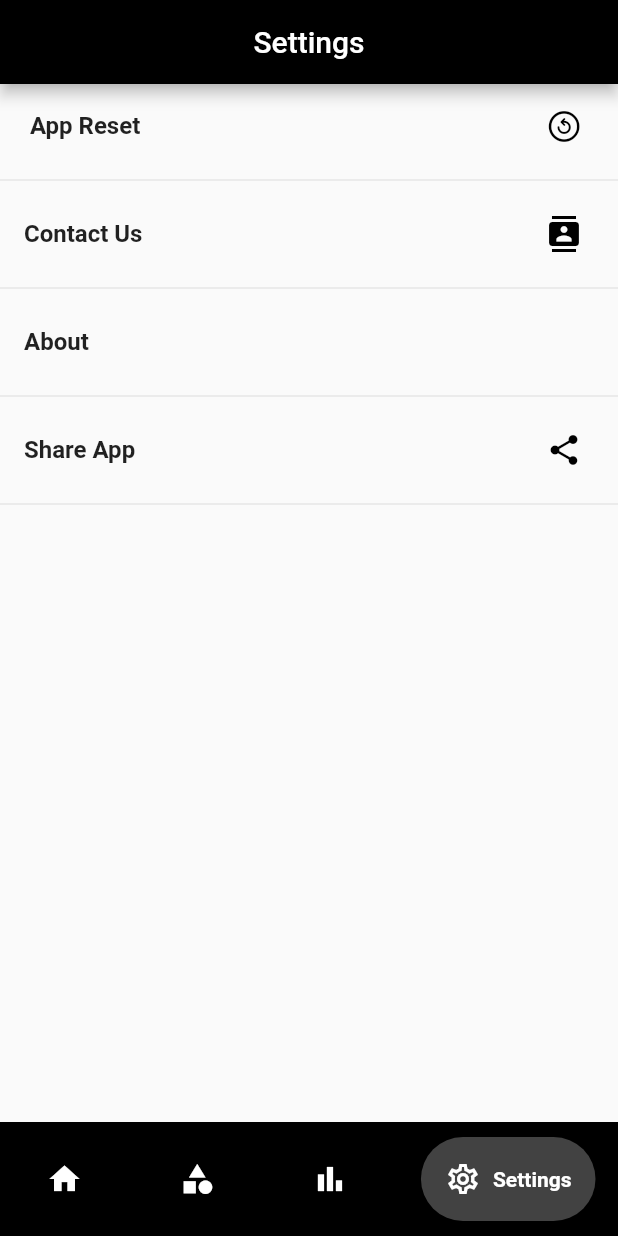
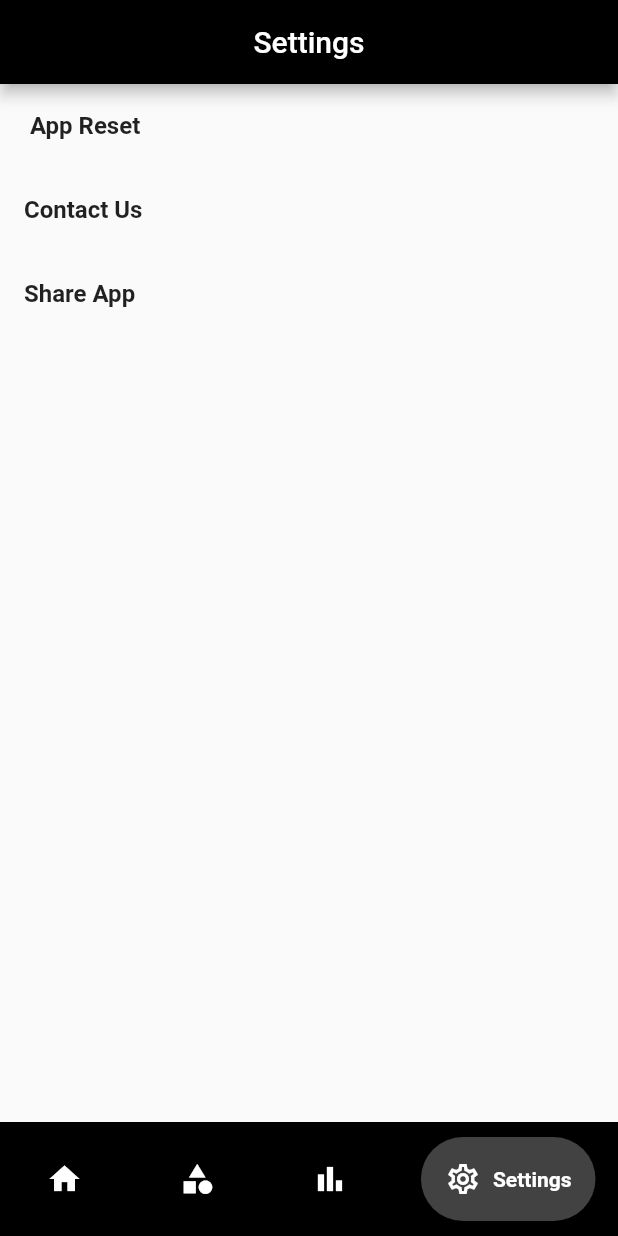
Before and after one commit to sahad81/money_manager_flutter, a Flutter app: the screen it shows after launch, item 4 of the bottom bar chosen, after a tap on "Share App", on a phone screen of 412 x 824 dp. Run offline on Flutter 3.47's test engine with Material 2 defaults, Android fonts, the phone set to English and light mode, and no system bars; drawn by our look-alikes of google_nav_bar, overlay_support; our stand-ins replace animated_splash_screen, charts_flutter_new, flutter_slidable, google_fonts, hive_flutter, iconsax and 4 more; accounts and stored records are empty.

Commit message:
ui updated and new chart added

```diff
--- a/lib/main.dart
+++ b/lib/main.dart
@@ -2,6 +2,8 @@ import 'package:flutter/material.dart';
 import 'package:hive_flutter/adapters.dart';
 import 'package:moneymanagement/models/catogaries/modelcatogaries.dart';
 import 'package:moneymanagement/models/transations/model_transations.dart';
+import 'package:moneymanagement/screens/graph/chart.dart';
+import 'package:moneymanagement/screens/graph/chart2.dart';
 
 import 'package:moneymanagement/screens/home/transations/add_Transation/add_transation_screen.dart';
 
@@ -41,7 +43,9 @@ class MyApp extends StatelessWidget {
                 child: MaterialApp(
                     theme: ThemeData(),
                     debugShowCheckedModeBanner: false,
-                    home: const SplashScreen(),
+                    home: const
+                  //  Chart2(),
+                     SplashScreen(),
                     routes: {
                   add_transations.routname: (con) => add_transations(),
                 })));
--- a/lib/screens/home/catagories/screencatogaries.dart
+++ b/lib/screens/home/catagories/screencatogaries.dart
@@ -50,7 +50,7 @@ class _screen_catogariesState extends State<screen_catogaries> with SingleTicker
           automaticallyImplyLeading: false,
           title:  const Center(
             child: Text(
-              'MONEY MANAGER',
+              'CATEGORY',
               style: TextStyle(color: Colors.white),
             ),
           )),
--- a/lib/screens/home/transations/transactionlocal.dart
+++ b/lib/screens/home/transations/transactionlocal.dart
@@ -71,7 +71,11 @@ class _transatctionState extends State<transatction> {
                     width: MediaQuery.of(context).size.width * 09,
                     margin: EdgeInsets.only(left: 12, right: 12, top: 12),
                     decoration: const BoxDecoration(
-                        color: Colors.black,
+                   gradient: LinearGradient(
+               colors: [Colors.black54,Colors.black],
+              begin: Alignment.bottomLeft,
+               end: Alignment.topRight,
+          ),
                         borderRadius: BorderRadius.all(Radius.circular(24))),
                     child: Column(
                       children: [
@@ -87,31 +91,29 @@ class _transatctionState extends State<transatction> {
                               color: Colors.white),
                         ),
                         const SizedBox(
-                          height: 12,
+                          height: 2,
                         ),
                         Text(
-                          'Rs  $amountbalance',
+                          '₹  $amountbalance',
                           textAlign: TextAlign.center,
                           style: const TextStyle(
                               fontSize: 26.00,
                               fontWeight: FontWeight.w700,
                               color: Colors.white),
                         ),
-                        const SizedBox(
-                          height: 25,
-                        ),
+                     SizedBox(height: 10),
                         Row(
                             mainAxisAlignment: MainAxisAlignment.spaceBetween,
                             children: [
                               Padding(
                                 padding:
-                                    const EdgeInsets.only(left: 35, bottom: 30),
+                                    const EdgeInsets.only(left: 30, bottom: 20),
                                 child: incomeandexpenseAmount(
                                     amountincome, Colors.green, "Income"),
                               ),
                               Padding(
                                 padding: const EdgeInsets.only(
-                                    bottom: 30, right: 40),
+                                    bottom: 20, right: 30),
                                 child: incomeandexpenseAmount(
                                     amountexpense, Colors.red, "Expense"),
                               ),
@@ -134,8 +136,9 @@ class _transatctionState extends State<transatction> {
                               style: TextStyle(color: Colors.black),
                             ))),
 //Divider(),
-
-                Expanded(
+   newlist.isEmpty?
+   const Expanded(child: Center(child: Text("NO DATA TO SHOW",style: TextStyle(color: Colors.grey ),)))
+   :    Expanded(
                   child: ListView.separated(
                       padding: const EdgeInsets.only(
                         bottom: 10,
@@ -291,9 +294,9 @@ class _transatctionState extends State<transatction> {
         ),
 
         Text(
-          "Rs $amount",
+          "₹ $amount",
           style: TextStyle(
-              fontSize: 20, color: color, fontWeight: FontWeight.w700),
+              fontSize: 20, color: color, fontWeight: FontWeight.w500),
         ),
       ],
     );
--- a/lib/screens/screenhome/screen_home.dart
+++ b/lib/screens/screenhome/screen_home.dart
@@ -1,6 +1,7 @@
 
 
 import 'package:flutter/material.dart';
+import 'package:moneymanagement/screens/graph/chart2.dart';
 import 'package:moneymanagement/screens/graph/graph.dart';
 import 'package:moneymanagement/screens/home/catagories/screencatogaries.dart';
 import 'package:moneymanagement/screens/home/transations/transactionlocal.dart';
@@ -18,8 +19,9 @@ class homescreen extends StatelessWidget {
  // Today(),
     transatction(),
     screen_catogaries(),
-    Graph(),
-    const SettingsScreen()
+    Chart2(),
+  //  Graph(),
+    SettingsScreen()
   ];
 
   @override
--- a/lib/screens/screenhome/settingsscreen/settingsscreen.dart
+++ b/lib/screens/screenhome/settingsscreen/settingsscreen.dart
@@ -1,9 +1,11 @@
+import 'dart:ui';
 
 import 'package:flutter/cupertino.dart';
 import 'package:flutter/material.dart';
 
 import 'package:moneymanagement/funtions/catagories_fn_db/catogoriesfuntopn.dart';
 import 'package:moneymanagement/funtions/catagories_fn_db/transation.dart';
+import 'package:moneymanagement/screens/splash_scrren.dart';
 import 'package:share_plus/share_plus.dart';
 
 import '../../appbaraction/contactus/contactUs.dart';
@@ -31,91 +33,67 @@ class SettingsScreen extends StatelessWidget {
                   " App Reset",
                   style: TextStyle(fontWeight: FontWeight.w600),
                 ),
-              trailing: Padding(
-                padding: EdgeInsets.all(8.0),
-                child: Icon(
-                  CupertinoIcons.arrow_counterclockwise_circle,
-                  color: Colors.black,
-                ),
-              ),
-              onTap: () =>  showDialog(
+
+                onTap: () => showDialog(
                     context: context,
                     builder: ((context) => AlertDialog(
                           title: const Text("Reset app"),
                           content: const Text(
-                                        'your app will be reset and all data will be lost.'),
+                              'your app will be reset. all data will be lost.'),
                           actions: <Widget>[
                             TextButton(
                                 onPressed: () {
-                                            Navigator.push(context,
+                                  Navigator.of(context).pushAndRemoveUntil(
                                       MaterialPageRoute(
-                                                    builder: (con) {
-                                              return homescreen();
-                                            }));
+                                          builder: (context) => homescreen()),
+                                      (route) => false);
                                 },
-                                          child: const Text('CANCEL')),
+                                child: const Text('CANCEL',style: TextStyle(color: Colors.black))),
                             TextButton(
                                 onPressed: () {
-                                            TransationDb.instance
-                                                .restartapptransaction();
+                                  TransationDb.instance.restartapptransaction();
                                   catagories_db.instance.restarcatocaryapp();
                                   //   <! second time-->
-                                            Navigator.push(context,
-                                                MaterialPageRoute(
-                                                    builder: (con) {
-                                              return homescreen();
-                                            }));
-                                            //Navigator.pop(context);
+                                  Navigator.of(context).pushAndRemoveUntil(
+                                      MaterialPageRoute(builder: (context) {
+                                    return const SplashScreen();
+                                  }), (route) => false);
+
                                   ScaffoldMessenger.of(context)
                                       .showSnackBar(const SnackBar(
-                                                    content:
-                                                        Text('app Reseted')));
+                                           margin: EdgeInsets.all(15),
+        behavior: SnackBarBehavior.floating,
+                                          content: Text(
+                                    'app Reseted',
+                                    style: TextStyle(color: Colors.white),
+                                  )));
                                 },
-                                          child: const Text('ACCEPT'))
+                                child: const Text('ACCEPT',style: TextStyle(color: Colors.black),))
                           ],
-                                  )))
-            ),
-            const Divider(),
+                        )))),
+
             ListTile(
-              onTap: () => Navigator.push(context,
-                                MaterialPageRoute(builder: (con) {
+              onTap: () =>
+                  Navigator.push(context, MaterialPageRoute(builder: (con) {
                 return contactUs();
-                            })) ,
+              })),
               title: const Text(
                 "Contact Us",
                 style: TextStyle(fontWeight: FontWeight.w600),
               ),
-              trailing: const Padding(
-                padding: EdgeInsets.all(8.0),
-                child: Icon( Icons.contacts,
-                  color: Colors.black,
+
             ),
-              ),
-            ),
-            const Divider(),
-            const ListTile(
-              title: Text("About",
+
+
+
+            ListTile(
+              onTap: () => Share.share('link not fount'),
+              title: const Text(
+                "Share App",
                 style: TextStyle(fontWeight: FontWeight.w600),
               ),
-              trailing: Padding(
-                padding: EdgeInsets.all(8.0),
-                // child: Iconify( FlatColorIcons.about,
 
-                // ),
-              ),
-            ),
-            const Divider(),
-            ListTile(
-              onTap: () => Share.share('link not fount'),
-              title: const Text("Share App",style: TextStyle(fontWeight: FontWeight.w600),),
-                trailing: const Padding(
-                padding: EdgeInsets.all(8.0),
-                child:Icon(Icons.share,color: Colors.black,),
-
-                ),
-              ),
-
-            const Divider(),
+            )
           ],
         ));
   }
--- a/lib/screens/screenhome/widgets/bottomnavigation.dart
+++ b/lib/screens/screenhome/widgets/bottomnavigation.dart
@@ -22,6 +22,7 @@ class bottimnavigationbar extends StatelessWidget {
                 gap: 8,
                 activeColor: Colors.white,
                 iconSize: 24,
+
                 padding: const EdgeInsets.all(16),
                 color: Colors.white,
                 tabs: const [
--- a/pubspec.yaml
+++ b/pubspec.yaml
@@ -28,7 +28,6 @@ environment:
 # versions available, run `flutter pub outdated`.
 dependencies:
   animated_splash_screen: ^1.3.0
-  charts_flutter_new: ^0.12.0
   colorful_iconify_flutter: ^0.0.3
   connectivity_plus: ^2.3.9
   cupertino_icons: ^1.0.5
@@ -53,7 +52,7 @@ dependencies:
   pie_chart: ^5.3.2
   share_plus: ^6.1.0
   validators: ^3.0.0
-
+  charts_flutter_new: ^0.12.0
 dev_dependencies:
   build_runner: ^2.3.2
 
```
Also changed, not shown: lib/screens/graph/chart2.dart (added, +74 -0 lines), lib/screens/graph/graph.dart (+7 -2 lines), lib/screens/graph/chart.dart (added), lib/screens/screenhome/widgets/floatingacionbutten.dart (deleted). Lines whose indentation alone changed are shown as unchanged.
